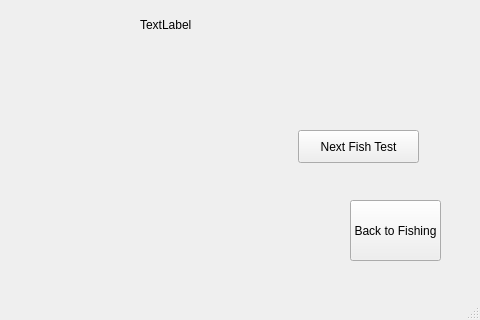
Above: A8/view.ui from University-of-Utah-CS3505/a8-edu-app-xing-liu123 before the change; both pictures show x 320 to 800 and y 280 to 600 of the 800 by 600 pixel window. Below: the same form after it.
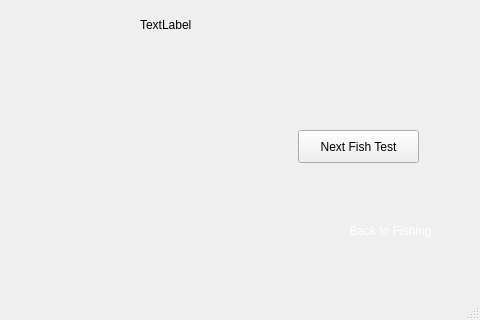
That is the form after the change.

Commit message: Commit 9.5.1: Make the UI look slightly better

Diff of the .ui file:
```diff
--- a/A8/view.ui
+++ b/A8/view.ui
@@ -618,12 +618,16 @@
      <widget class="QPushButton" name="infoBackButton">
       <property name="geometry">
        <rect>
-        <x>670</x>
+        <x>660</x>
         <y>480</y>
-        <width>91</width>
+        <width>101</width>
         <height>61</height>
        </rect>
       </property>
+      <property name="styleSheet">
+       <string notr="true">border: none;
+color: white;</string>
+      </property>
       <property name="text">
        <string>Back to Fishing</string>
       </property>
```
